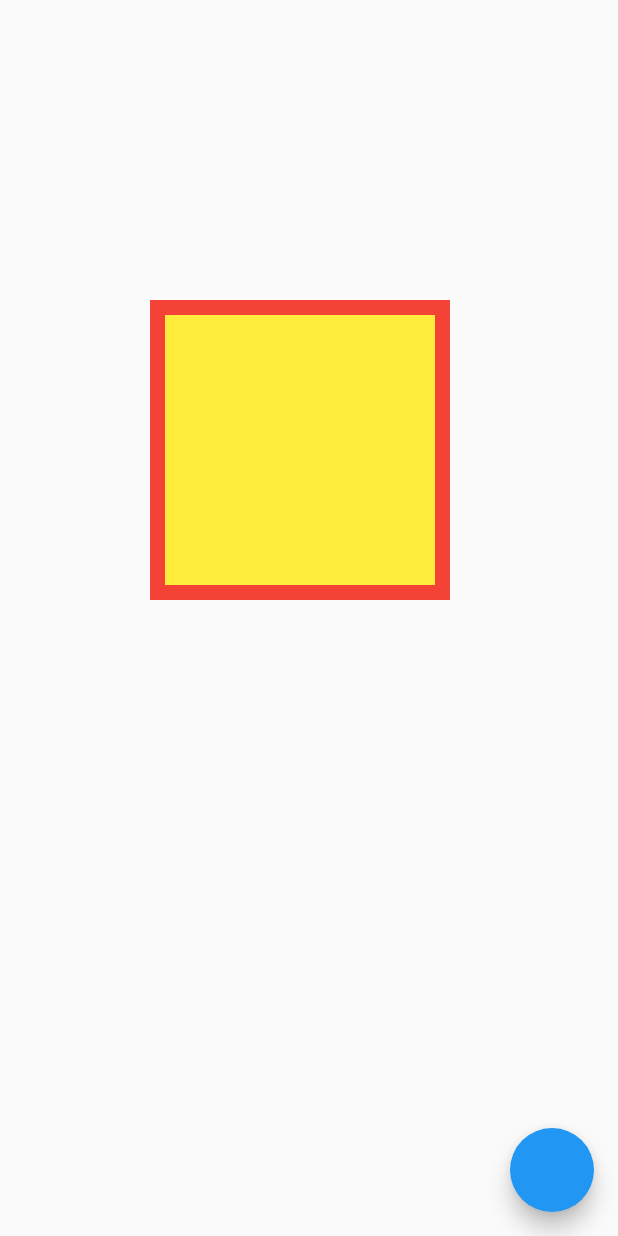
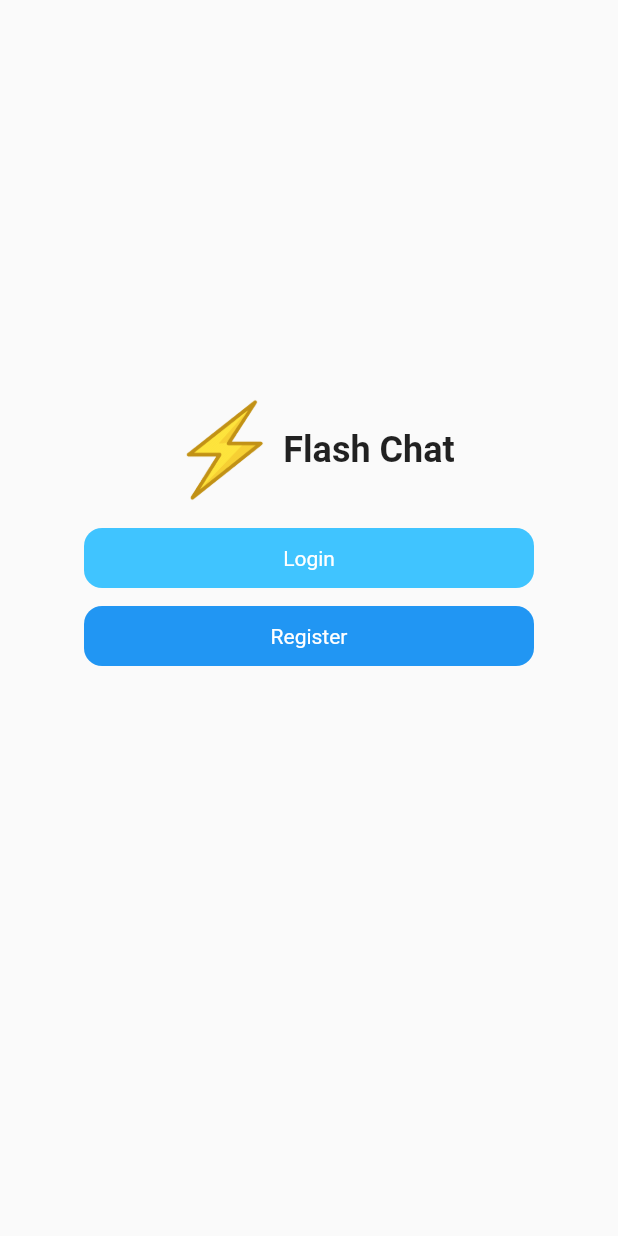
Before and after one commit to ahadjonovss/animations_sample, a Flutter app: the screen it shows after launch, on a phone screen of 412 x 824 dp. Run offline on Flutter 3.47's test engine with Material 2 defaults, Android fonts, the phone set to English and light mode, and no system bars.

Commit message:
Done: Eighth task

```diff
--- a/lib/companents/constants/image.dart
+++ b/lib/companents/constants/image.dart
@@ -3,4 +3,5 @@ class AppImages{
   static const logo="assets/logo.png";
   static const car="assets/car.png";
   static const wheel="assets/wheel.png";
+  static const thunder="assets/thunder.png";
 }
--- a/lib/main.dart
+++ b/lib/main.dart
@@ -1,7 +1,9 @@
 import 'package:animations/preparing/first_animation.dart';
+import 'package:animations/tasks/eighth_task.dart';
 import 'package:animations/tasks/fifth_task.dart';
 import 'package:animations/tasks/first_task.dart';
 import 'package:animations/tasks/fourth_task.dart';
+import 'package:animations/tasks/second_eight.dart';
 import 'package:animations/tasks/second_task.dart';
 import 'package:animations/tasks/seventh_task.dart';
 import 'package:animations/tasks/task_sixth.dart';
@@ -24,7 +26,7 @@ class MyApp extends StatelessWidget {
       theme: ThemeData(
         primarySwatch: Colors.blue,
       ),
-      home: SeventhTask()
+      home: EighthTask()
     );
   }
 }
--- /dev/null
+++ b/lib/tasks/eighth_task.dart
@@ -0,0 +1,68 @@
+import 'package:animations/companents/constants/image.dart';
+import 'package:animations/tasks/second_eight.dart';
+import 'package:flutter/material.dart';
+
+class EighthTask extends StatefulWidget {
+  const EighthTask({Key? key}) : super(key: key);
+
+  @override
+  State<EighthTask> createState() => _EighthTaskState();
+}
+
+class _EighthTaskState extends State<EighthTask> {
+  @override
+  Widget build(BuildContext context) {
+    return Scaffold(
+      body: SafeArea(
+        child: Column(
+          crossAxisAlignment: CrossAxisAlignment.center,
+          children: [
+            SizedBox(height: 260,),
+            Row(
+              mainAxisAlignment: MainAxisAlignment.center,
+              children: [
+                Hero(
+                    tag: 'thunder',
+                    child: Image.asset(AppImages.thunder,width: 80,)),
+                Text("Flash Chat",style: TextStyle(fontWeight: FontWeight.w600,fontSize: 24),)
+              ],
+            ),
+            SizedBox(height: 12,),
+            InkWell(
+              onTap: (){
+                Navigator.push(context, MaterialPageRoute(builder: (_)=>SecondEightTask(buttonText: "Login",)));
+              },
+              child: Container(
+                height: 40,
+                width: 300,
+                decoration: BoxDecoration(
+                  borderRadius: BorderRadius.circular(12),
+                  color: Colors.lightBlueAccent
+
+                ),
+                child: Center(child: Text("Login",style: TextStyle(color: Colors.white),)),
+              ),
+            ),
+            SizedBox(height: 12,),
+            InkWell(
+              onTap: (){
+                Navigator.push(context, MaterialPageRoute(builder: (_)=>SecondEightTask(buttonText: "Register",)));
+              },
+              child: Container(
+                height: 40,
+                width: 300,
+                decoration: BoxDecoration(
+                  borderRadius: BorderRadius.circular(12),
+                  color: Colors.blue
+
+                ),
+                child: Center(child: Text("Register",style: TextStyle(color: Colors.white),)),
+              ),
+            ),
+
+          ],
+        ),
+      ),
+    );
+  }
+}
```
Also changed, not shown: lib/tasks/second_eight.dart (added, +70 -0 lines), assets/thunder.png (added).
